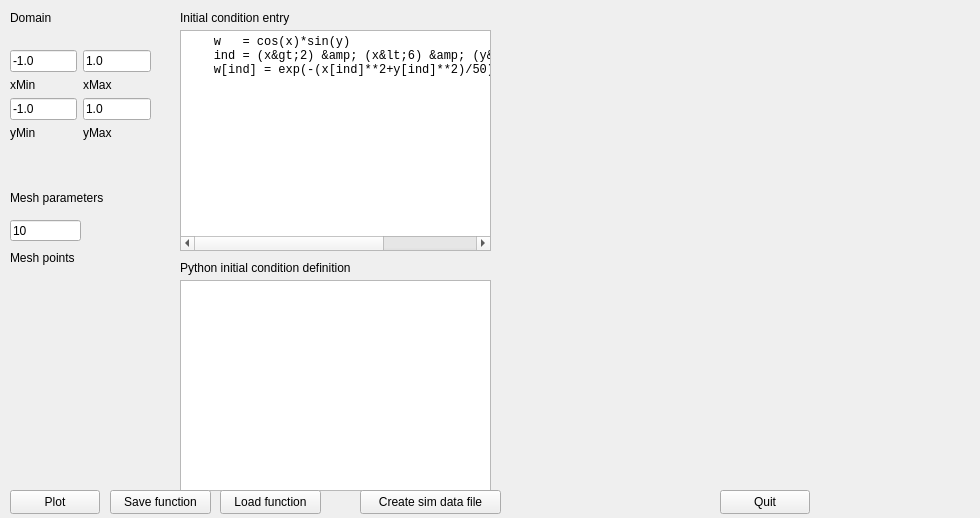
First picture: the form in initializer.ui, repository Louminator/grdviz, before the edit.
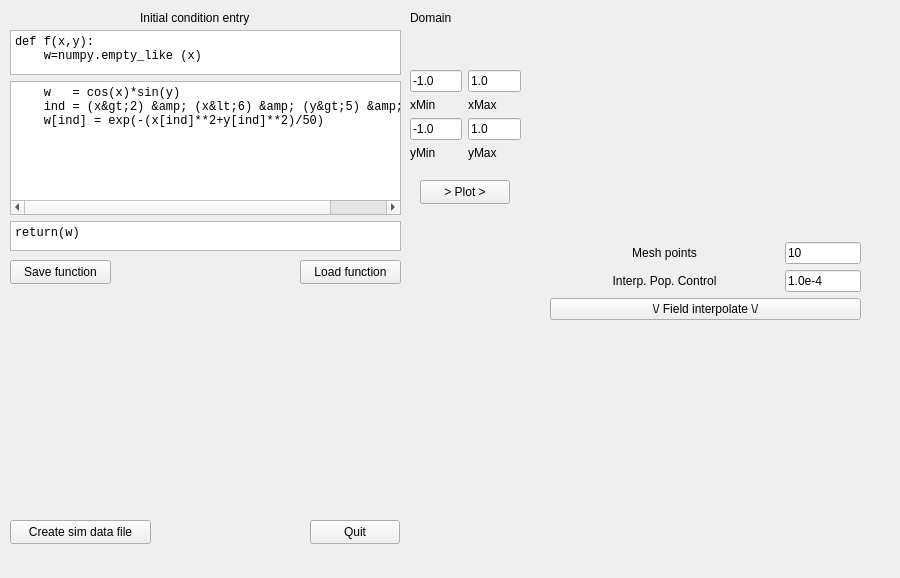
Second picture: the form after the edit. Custom widgets are drawn as their Qt base class.

Commit message: Rearranged GUI to eliminate function preview. Added population control to field interpolation.

```diff
--- a/initializer.ui
+++ b/initializer.ui
@@ -6,85 +6,30 @@
    <rect>
     <x>0</x>
     <y>0</y>
-    <width>980</width>
-    <height>518</height>
+    <width>900</width>
+    <height>578</height>
    </rect>
   </property>
   <property name="windowTitle">
    <string>BlobFlow Creator</string>
   </property>
-  <widget class="MatplotlibWidget" name="mplwidget" native="true">
-   <property name="geometry">
-    <rect>
-     <x>510</x>
-     <y>40</y>
-     <width>261</width>
-     <height>211</height>
-    </rect>
-   </property>
-  </widget>
-  <widget class="QPlainTextEdit" name="plainTextEdit">
-   <property name="geometry">
-    <rect>
-     <x>180</x>
-     <y>30</y>
-     <width>311</width>
-     <height>221</height>
-    </rect>
-   </property>
-   <property name="font">
-    <font>
-     <family>Liberation Mono</family>
-    </font>
-   </property>
-   <property name="lineWrapMode">
-    <enum>QPlainTextEdit::NoWrap</enum>
-   </property>
-   <property name="plainText">
-    <string>    w   = cos(x)*sin(y)
-    ind = (x&gt;2) &amp; (x&lt;6) &amp; (y&gt;5) &amp; (y&lt;8)
-    w[ind] = exp(-(x[ind]**2+y[ind]**2)/50)
-</string>
-   </property>
-  </widget>
-  <widget class="QPlainTextEdit" name="functionDef">
-   <property name="geometry">
-    <rect>
-     <x>180</x>
-     <y>280</y>
-     <width>311</width>
-     <height>211</height>
-    </rect>
-   </property>
-   <property name="font">
-    <font>
-     <family>Liberation Mono</family>
-    </font>
-   </property>
-   <property name="lineWrapMode">
-    <enum>QPlainTextEdit::NoWrap</enum>
-   </property>
-   <property name="readOnly">
-    <bool>true</bool>
-   </property>
-  </widget>
   <widget class="QPushButton" name="plotButton">
    <property name="geometry">
     <rect>
-     <x>10</x>
-     <y>490</y>
+     <x>420</x>
+     <y>180</y>
      <width>90</width>
      <height>24</height>
     </rect>
    </property>
    <property name="text">
-    <string>Plot</string>
+    <string>&gt; Plot &gt;</string>
    </property>
   </widget>
   <widget class="QLabel" name="label">
    <property name="geometry">
     <rect>
-     <x>10</x>
+     <x>410</x>
      <y>10</y>
      <width>53</width>
      <height>15</height>
@@ -97,9 +42,9 @@
   <widget class="QWidget" name="gridLayoutWidget">
    <property name="geometry">
     <rect>
-     <x>10</x>
-     <y>50</y>
-     <width>141</width>
+     <x>410</x>
+     <y>70</y>
+     <width>111</width>
      <height>90</height>
     </rect>
    </property>
@@ -165,36 +110,10 @@
     </item>
    </layout>
   </widget>
-  <widget class="QLineEdit" name="nMesh">
-   <property name="geometry">
-    <rect>
-     <x>10</x>
-     <y>220</y>
-     <width>71</width>
-     <height>21</height>
-    </rect>
-   </property>
-   <property name="text">
-    <string>10</string>
-   </property>
-  </widget>
-  <widget class="QLabel" name="label_6">
-   <property name="geometry">
-    <rect>
-     <x>10</x>
-     <y>190</y>
-     <width>101</width>
-     <height>16</height>
-    </rect>
-   </property>
-   <property name="text">
-    <string>Mesh parameters</string>
-   </property>
-  </widget>
   <widget class="QLabel" name="label_7">
    <property name="geometry">
     <rect>
-     <x>180</x>
+     <x>140</x>
      <y>10</y>
      <width>181</width>
      <height>16</height>
@@ -204,37 +123,11 @@
     <string>Initial condition entry</string>
    </property>
   </widget>
-  <widget class="QLabel" name="label_8">
-   <property name="geometry">
-    <rect>
-     <x>180</x>
-     <y>260</y>
-     <width>201</width>
-     <height>16</height>
-    </rect>
-   </property>
-   <property name="text">
-    <string>Python initial condition definition</string>
-   </property>
-  </widget>
-  <widget class="QLabel" name="label_9">
-   <property name="geometry">
-    <rect>
-     <x>10</x>
-     <y>250</y>
-     <width>91</width>
-     <height>16</height>
-    </rect>
-   </property>
-   <property name="text">
-    <string>Mesh points</string>
-   </property>
-  </widget>
   <widget class="QPushButton" name="saveButton">
    <property name="geometry">
     <rect>
-     <x>360</x>
-     <y>490</y>
+     <x>10</x>
+     <y>520</y>
      <width>141</width>
      <height>24</height>
     </rect>
@@ -246,8 +139,8 @@
   <widget class="QPushButton" name="saveFun">
    <property name="geometry">
     <rect>
-     <x>110</x>
-     <y>490</y>
+     <x>10</x>
+     <y>260</y>
      <width>101</width>
      <height>24</height>
     </rect>
@@ -259,8 +152,8 @@
   <widget class="QPushButton" name="pushButton">
    <property name="geometry">
     <rect>
-     <x>720</x>
-     <y>490</y>
+     <x>310</x>
+     <y>520</y>
      <width>90</width>
      <height>24</height>
     </rect>
@@ -272,8 +165,8 @@
   <widget class="QPushButton" name="loadFun">
    <property name="geometry">
     <rect>
-     <x>220</x>
-     <y>490</y>
+     <x>300</x>
+     <y>260</y>
      <width>101</width>
      <height>24</height>
     </rect>
@@ -282,15 +175,145 @@
     <string>Load function</string>
    </property>
   </widget>
-  <widget class="MatplotlibWidget" name="projectPreview" native="true">
+  <widget class="QWidget" name="verticalLayoutWidget">
    <property name="geometry">
     <rect>
-     <x>510</x>
-     <y>260</y>
-     <width>261</width>
-     <height>211</height>
+     <x>10</x>
+     <y>30</y>
+     <width>391</width>
+     <height>221</height>
     </rect>
    </property>
+   <layout class="QVBoxLayout" name="verticalLayout">
+    <item>
+     <widget class="QPlainTextEdit" name="plainTextEdit_2">
+      <property name="maximumSize">
+       <size>
+        <width>16777215</width>
+        <height>45</height>
+       </size>
+      </property>
+      <property name="font">
+       <font>
+        <family>Liberation Mono</family>
+       </font>
+      </property>
+      <property name="readOnly">
+       <bool>true</bool>
+      </property>
+      <property name="plainText">
+       <string>def f(x,y):
+    w=numpy.empty_like (x)</string>
+      </property>
+     </widget>
+    </item>
+    <item>
+     <widget class="QPlainTextEdit" name="plainTextEdit">
+      <property name="font">
+       <font>
+        <family>Liberation Mono</family>
+       </font>
+      </property>
+      <property name="lineWrapMode">
+       <enum>QPlainTextEdit::NoWrap</enum>
+      </property>
+      <property name="plainText">
+       <string>    w   = cos(x)*sin(y)
+    ind = (x&gt;2) &amp; (x&lt;6) &amp; (y&gt;5) &amp; (y&lt;8)
+    w[ind] = exp(-(x[ind]**2+y[ind]**2)/50)
+</string>
+      </property>
+     </widget>
+    </item>
+    <item>
+     <widget class="QPlainTextEdit" name="plainTextEdit_3">
+      <property name="maximumSize">
+       <size>
+        <width>16777215</width>
+        <height>30</height>
+       </size>
+      </property>
+      <property name="font">
+       <font>
+        <family>Liberation Mono</family>
+       </font>
+      </property>
+      <property name="readOnly">
+       <bool>true</bool>
+      </property>
+      <property name="plainText">
+       <string>return(w)</string>
+      </property>
+     </widget>
+    </item>
+   </layout>
+  </widget>
+  <widget class="QWidget" name="verticalLayoutWidget_2">
+   <property name="geometry">
+    <rect>
+     <x>550</x>
+     <y>20</y>
+     <width>311</width>
+     <height>521</height>
+    </rect>
+   </property>
+   <layout class="QVBoxLayout" name="verticalLayout_2" stretch="5,0,0,0,5">
+    <item>
+     <widget class="MatplotlibWidget" name="mplwidget" native="true"/>
+    </item>
+    <item>
+     <layout class="QHBoxLayout" name="horizontalLayout" stretch="3,1">
+      <item>
+       <widget class="QLabel" name="label_9">
+        <property name="text">
+         <string>Mesh points</string>
+        </property>
+        <property name="alignment">
+         <set>Qt::AlignCenter</set>
+        </property>
+       </widget>
+      </item>
+      <item>
+       <widget class="QLineEdit" name="nMesh">
+        <property name="text">
+         <string>10</string>
+        </property>
+       </widget>
+      </item>
+     </layout>
+    </item>
+    <item>
+     <layout class="QHBoxLayout" name="horizontalLayout_2" stretch="3,1">
+      <item>
+       <widget class="QLabel" name="label_10">
+        <property name="text">
+         <string>Interp. Pop. Control</string>
+        </property>
+        <property name="alignment">
+         <set>Qt::AlignCenter</set>
+        </property>
+       </widget>
+      </item>
+      <item>
+       <widget class="QLineEdit" name="interpPopControl">
+        <property name="text">
+         <string>1.0e-4</string>
+        </property>
+       </widget>
+      </item>
+     </layout>
+    </item>
+    <item>
+     <widget class="QPushButton" name="FieldInterpolateButton">
+      <property name="text">
+       <string>\/ Field interpolate \/</string>
+      </property>
+     </widget>
+    </item>
+    <item>
+     <widget class="MatplotlibWidget" name="projectPreview" native="true"/>
+    </item>
+   </layout>
   </widget>
  </widget>
  <customwidgets>
```
Left out of the diff: 105 changed lines with no effect on the pictures. The commit also changes 2 other files.
